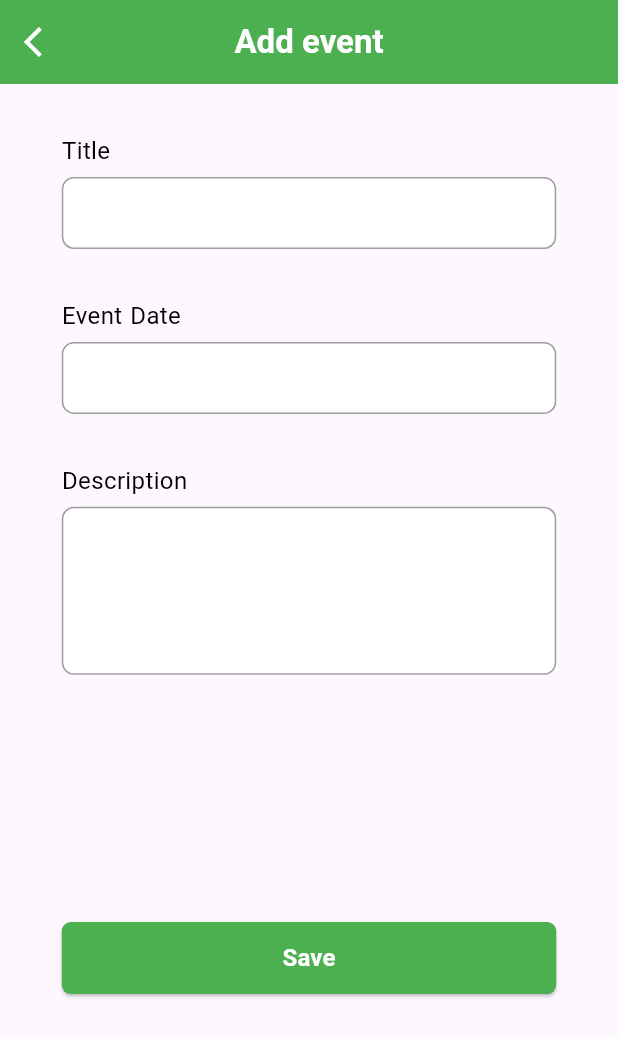
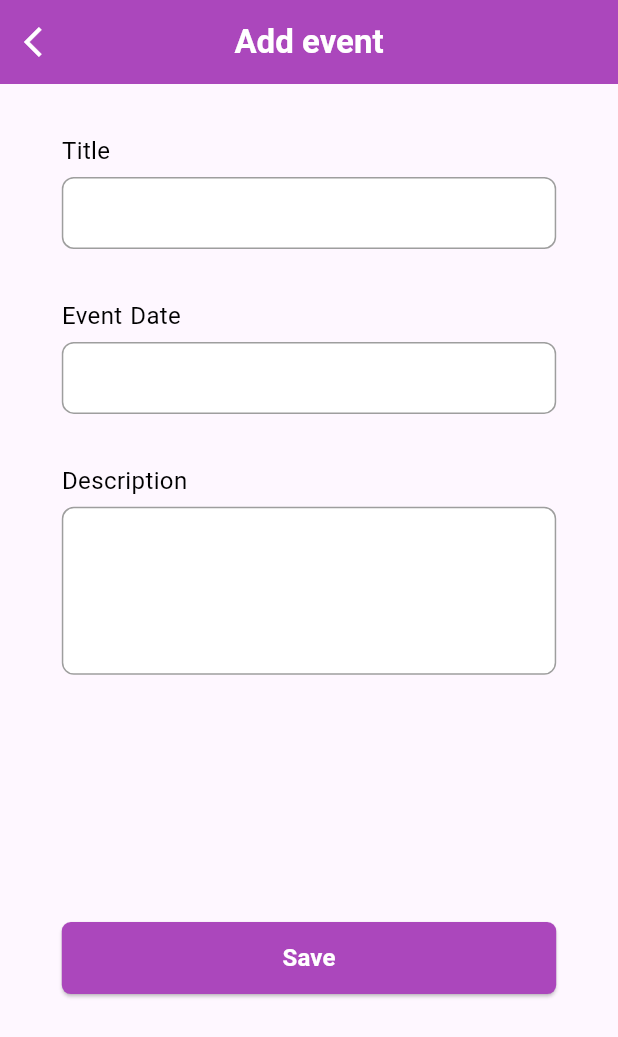
Before and after one commit to paras-28/Event-planner, a Flutter app: the screen it shows after launch, after a tap on the "add" icon, on a phone screen of 412 x 824 dp. Shown: the top 1037 px of the screen. Run offline on Flutter 3.47's test engine with Material 3 defaults, Android fonts, the phone set to English and light mode, and no system bars; drawn by our look-alikes of auto_size_text; our stand-ins replace dio, flutter_riverpod, freezed_annotation, go_router, riverpod_annotation; missing offline and left inert: http_mock_adapter; generated files the repository leaves out were written again; network calls fail.

Commit message:
color scheme

```diff
--- a/lib/config/global_providers/dio_provider.dart
+++ b/lib/config/global_providers/dio_provider.dart
@@ -5,9 +5,6 @@ import 'package:flutter_riverpod/flutter_riverpod.dart';
 import 'package:riverpod_annotation/riverpod_annotation.dart';
 import 'package:dio/dio.dart' as dio;
 import 'package:http_mock_adapter/http_mock_adapter.dart';
-
-
-
 
 
 final dioProvider = Provider<dio.Dio>((ref) {
--- a/lib/core/utils/app_colors.dart
+++ b/lib/core/utils/app_colors.dart
@@ -2,5 +2,5 @@ import 'package:flutter/material.dart';
 
 class AppColors
 {
-  static const  Color primaryColor =    Colors.green;
+  static  const  Color primaryColor =   Color(0xffAB47BC);
 }
--- a/lib/presentation/features/home/home_screen.dart
+++ b/lib/presentation/features/home/home_screen.dart
@@ -1,4 +1,5 @@
 import 'package:event_planner/config/routes/app_routes_name.dart';
+import 'package:event_planner/core/utils/app_colors.dart';
 import 'package:event_planner/core/utils/app_strings.dart';
 import 'package:event_planner/core/utils/responsive_util.dart';
 import 'package:event_planner/core/utils/text_style_constants.dart';
@@ -31,7 +32,6 @@ class _HomeScreenState extends ConsumerState<HomeScreen> {
 
   @override
   Widget build(BuildContext context) {
-    // HomeScreenState  dashboardScreenStateNotifier = ref.watch(homeControllerProvider);
     final homePageStateNotifier = ref.watch(homepageProvider);
 
     return Scaffold(
@@ -39,8 +39,10 @@ class _HomeScreenState extends ConsumerState<HomeScreen> {
 
         context.goNamed(AppRoutesName.setEventScreen);
       },
+        backgroundColor: AppColors.primaryColor,
         child: const Icon(Icons.add,
         size: 22,
+          color: Colors.white,
         ),
 
       ),
```
